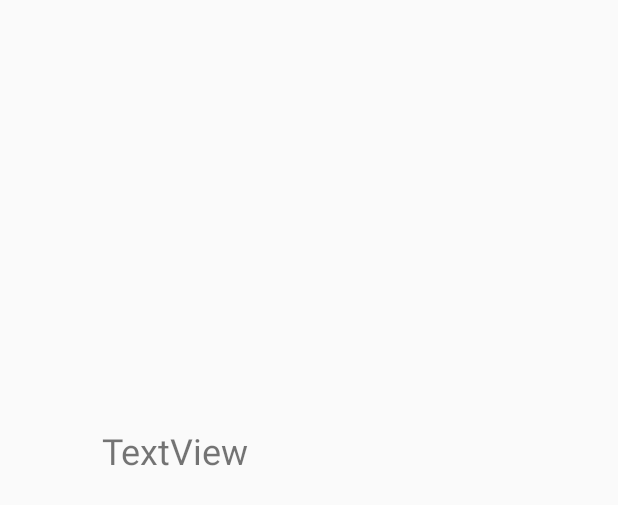
After one commit to joaquinbaca/AppMuseoCajaGranada, an Android app: the layout elemento.xml on its own in the app's theme, with its tools: preview values and no code run, on a phone screen of 412 x 824 dp. The commit adds this screen. Shown: the top 505 px of the screen. Run offline under Robolectric (Android 15) with nearby library versions, the phone set to English and light mode, and no system bars.

Commit message:
lector 2.0 carga elemento al leer qr

```diff
--- a/app/src/main/AndroidManifest.xml
+++ b/app/src/main/AndroidManifest.xml
@@ -25,6 +25,9 @@
         <activity android:name=".lector">
         </activity>
 
+        <activity android:name=".Elemento">
+        </activity>
+
         <activity android:name=".Configuracion">
         </activity>
 
--- /dev/null
+++ b/app/src/main/res/layout/elemento.xml
@@ -0,0 +1,23 @@
+<?xml version="1.0" encoding="utf-8"?>
+<android.support.constraint.ConstraintLayout
+    xmlns:android="http://schemas.android.com/apk/res/android"
+    xmlns:app="http://schemas.android.com/apk/res-auto"
+    xmlns:tools="http://schemas.android.com/tools"
+    android:layout_width="match_parent"
+    android:layout_height="match_parent">
+
+    <TextView
+        android:id="@+id/pruebaelemento"
+        android:layout_width="276dp"
+        android:layout_height="138dp"
+        android:layout_marginBottom="246dp"
+        android:layout_marginEnd="123dp"
+        android:layout_marginStart="123dp"
+        android:layout_marginTop="127dp"
+        android:text="TextView"
+        android:textSize="24sp"
+        app:layout_constraintBottom_toBottomOf="parent"
+        app:layout_constraintEnd_toEndOf="parent"
+        app:layout_constraintStart_toStartOf="parent"
+        app:layout_constraintTop_toTopOf="parent" />
+</android.support.constraint.ConstraintLayout>
--- a/app/src/main/res/layout/lector.xml
+++ b/app/src/main/res/layout/lector.xml
@@ -13,7 +13,7 @@
         android:layout_marginEnd="32dp"
         android:layout_marginStart="32dp"
         android:layout_marginTop="8dp"
-        app:layout_constraintBottom_toTopOf="@+id/button9"
+        app:layout_constraintBottom_toTopOf="@+id/VolverQR"
         app:layout_constraintEnd_toEndOf="parent"
         app:layout_constraintHorizontal_bias="0.0"
         app:layout_constraintStart_toStartOf="parent"
@@ -21,7 +21,7 @@
         app:layout_constraintVertical_bias="0.81" />
 
     <Button
-        android:id="@+id/button9"
+        android:id="@+id/VolverQR"
         android:layout_width="162dp"
         android:layout_height="60dp"
         android:layout_marginBottom="48dp"
```
Also changed, not shown: app/src/main/java/com/example/dgp/conejonegro/Elemento.java (+18 -1 lines), app/src/main/java/com/example/dgp/conejonegro/lector.java (+15 -1 lines).
